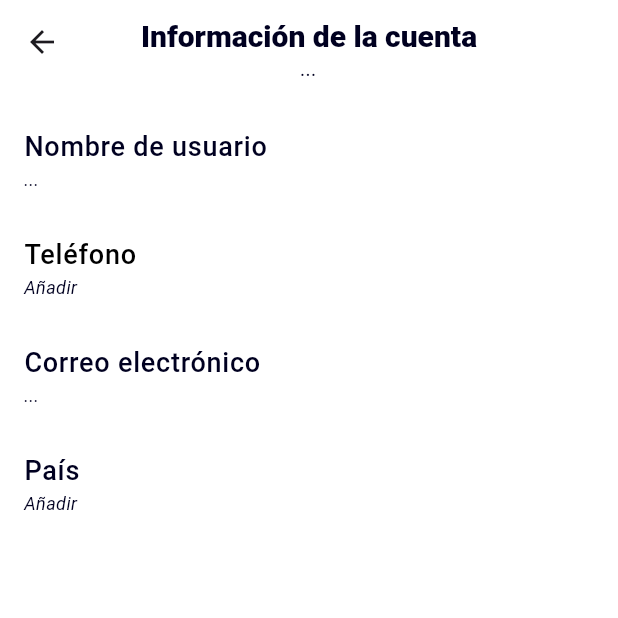
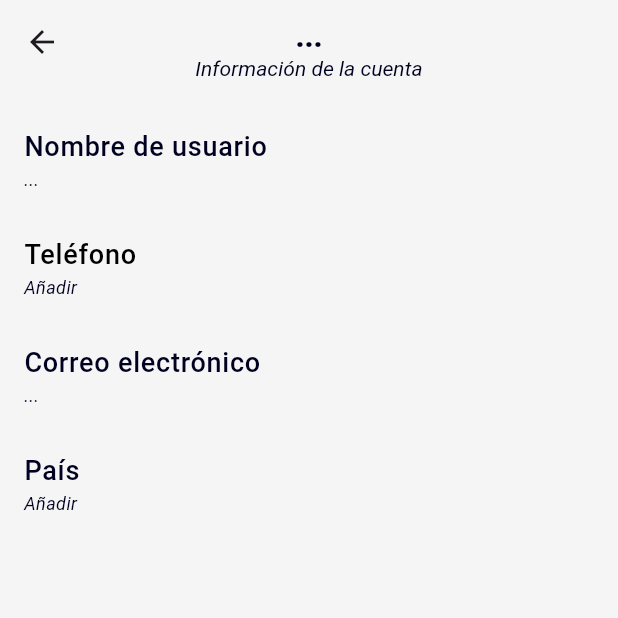
Before and after one commit to SusanDepablos/escuchamos_flutter, a Flutter app: the AccountInformation screen opened by its route, after a tap on "Nombre de usuario", on a phone screen of 412 x 824 dp, the top half of it. Run offline on Flutter 3.47's test engine with Material 3 defaults, Android fonts, the phone set to English and light mode, and no system bars; our stand-ins replace flutter_secure_storage, image_picker, photo_view; accounts and stored records are empty; network calls fail; project files that could hold a hidden picture were left out.

Commit message:
colorapp

```diff
--- a/lib/App/View/User/Account/EditAccount.dart
+++ b/lib/App/View/User/Account/EditAccount.dart
@@ -157,9 +157,9 @@ class _UpdateState extends State<EditAccount> {
   @override
   Widget build(BuildContext context) {
     return Scaffold(
-      backgroundColor: Colors.white,
+      backgroundColor: AppColors.whiteapp,
       appBar: AppBar(
-        backgroundColor: Colors.white,
+        backgroundColor: AppColors.whiteapp,
         centerTitle: true,
         title: Padding(
           padding: const EdgeInsets.only(top: 10),
--- a/lib/App/View/User/Account/PhoneUpdate.dart
+++ b/lib/App/View/User/Account/PhoneUpdate.dart
@@ -207,9 +207,9 @@ class _PhoneUpdateState extends State<PhoneUpdate> {
   @override
   Widget build(BuildContext context) {
     return Scaffold(
-      backgroundColor: Colors.white,
+      backgroundColor: AppColors.whiteapp,
       appBar: AppBar(
-        backgroundColor: Colors.white,
+        backgroundColor: AppColors.whiteapp,
         centerTitle: true,
         title: Padding(
           padding: const EdgeInsets.only(top: 10),
--- a/lib/App/View/User/AccountInformation.dart
+++ b/lib/App/View/User/AccountInformation.dart
@@ -18,6 +18,7 @@ class _AccountInformationState extends State<AccountInformation> {
   String? phoneNumber;
   String? email;
   String? country;
+  String? name;
   bool isLoading =
       true; // Agregamos esta variable para controlar el estado de carga
 
@@ -47,6 +48,7 @@ class _AccountInformationState extends State<AccountInformation> {
             phoneNumber = _user!.data.attributes.phoneNumber;
             email = _user!.data.attributes.email;
             country = _user?.data.relationships.country?.attributes.name;
+            name = _user?.data.attributes.name;
             isLoading = false; // La carga ha finalizado
           });
         } else {
@@ -82,9 +84,9 @@ class _AccountInformationState extends State<AccountInformation> {
   @override
   Widget build(BuildContext context) {
     return Scaffold(
-      backgroundColor: Colors.white,
+      backgroundColor: AppColors.whiteapp,
       appBar: AppBar(
-        backgroundColor: Colors.white,
+        backgroundColor: AppColors.whiteapp,
         centerTitle: true,
         title: Padding(
           padding: const EdgeInsets.only(top: 10),
@@ -92,7 +94,7 @@ class _AccountInformationState extends State<AccountInformation> {
             mainAxisSize: MainAxisSize.min,
             children: [
               Text(
-                'Información de la cuenta',
+                name ?? "...",
                 style: const TextStyle(
                   fontSize: AppFond.title,
                   fontWeight: FontWeight.w800,
@@ -100,7 +102,7 @@ class _AccountInformationState extends State<AccountInformation> {
                 ),
               ),
               Text(
-                username ?? "...",
+                'Información de la cuenta',
                 style: TextStyle(
                   fontSize: AppFond.subtitle,
                   color: AppColors.black,
--- a/lib/App/View/User/DeactivateAccount.dart
+++ b/lib/App/View/User/DeactivateAccount.dart
@@ -65,9 +65,9 @@ class _DeactivateAccountState extends State<DeactivateAccount> {
   @override
   Widget build(BuildContext context) {
     return Scaffold(
-      backgroundColor: Colors.white,
+      backgroundColor: AppColors.whiteapp,
       appBar: AppBar(
-        backgroundColor: Colors.white,
+        backgroundColor: AppColors.whiteapp,
         centerTitle: true,
         title: Padding(
           padding: const EdgeInsets.only(top: 10),
--- a/lib/App/View/User/Settings.dart
+++ b/lib/App/View/User/Settings.dart
@@ -64,9 +64,9 @@ class _SettingsState extends State<Settings> {
   @override
   Widget build(BuildContext context) {
     return Scaffold(
-      backgroundColor: Colors.white,
+      backgroundColor: AppColors.whiteapp,
       appBar: AppBar(
-        backgroundColor: Colors.white,
+        backgroundColor: AppColors.whiteapp,
         centerTitle: true,
         title: Padding(
           padding: const EdgeInsets.only(top: 10),
```
